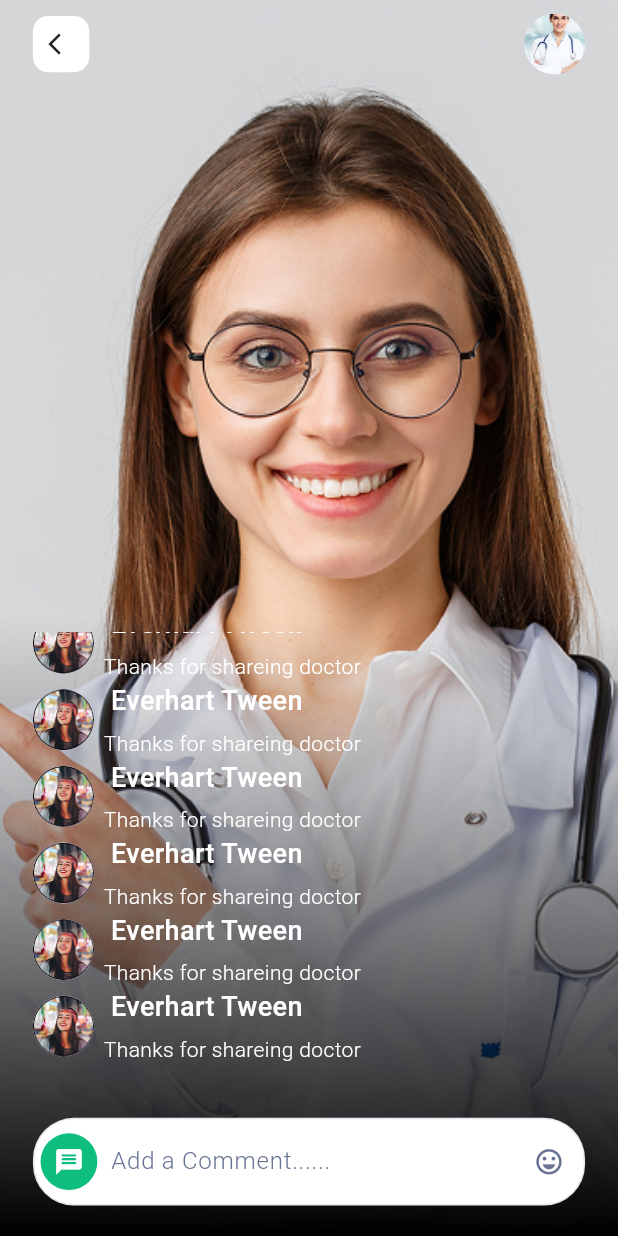
After one commit to zeyad-elaraby/doctor_hunt, a Flutter app: the LiveView screen opened by its route, on a phone screen of 412 x 824 dp. The commit adds this screen. Run offline on Flutter 3.47's test engine with Material 3 defaults, Android fonts, the phone set to English and light mode, and no system bars; our stand-ins replace cached_network_image, flutter_bloc, flutter_screenutil, flutter_svg, fluttertoast, shimmer and 1 more.

Commit message:
feat: add live view

```diff
--- /dev/null
+++ b/lib/core/components/custom_back_button.dart
@@ -0,0 +1,22 @@
+import 'package:doctor_hunt/core/utils/app_colors.dart';
+import 'package:flutter/material.dart';
+import 'package:flutter_screenutil/flutter_screenutil.dart';
+
+class CustomBackButton extends StatelessWidget {
+  const CustomBackButton({super.key});
+
+  @override
+  Widget build(BuildContext context) {
+    return InkWell(
+      onTap: () => Navigator.pop(context),
+      child: Container(
+        padding: EdgeInsets.all(10.r),
+        decoration: BoxDecoration(
+          color: AppColors.whiteColor,
+          borderRadius: BorderRadius.all(Radius.circular(10.r)),
+        ),
+        child: Icon(Icons.arrow_back_ios, size: 17.r),
+      ),
+    );
+  }
+}
--- a/lib/core/helper/route_manager.dart/route_generator.dart
+++ b/lib/core/helper/route_manager.dart/route_generator.dart
@@ -4,6 +4,7 @@ import 'package:doctor_hunt/features/authentication/presentation/views/login_vie
 import 'package:doctor_hunt/features/authentication/presentation/views/sign_up_view.dart';
 import 'package:doctor_hunt/features/home/presentation/views/bottom_nav_view.dart';
 import 'package:doctor_hunt/features/home/presentation/views/home_view.dart';
+import 'package:doctor_hunt/features/live/presentation/views/live_view.dart';
 import 'package:doctor_hunt/features/on_boarding/presentation/views/on_boarding_view.dart';
 import 'package:doctor_hunt/features/splash/presentation/views/splash_view.dart';
 import 'package:flutter/material.dart';
@@ -22,6 +23,8 @@ Route<dynamic> onGenerateRoutes(RouteSettings settings) {
       return MaterialPageRoute(builder: (context) => SignUpView());
     case AppRoutes.homeView:
       return MaterialPageRoute(builder: (context) => HomeView());
+    case AppRoutes.liveView:
+      return MaterialPageRoute(builder: (context) => LiveView());
     case AppRoutes.bottomNavView:
       return MaterialPageRoute(
         builder: (context) => BottomNavView(currentIndex: 0),
--- a/lib/core/helper/route_manager.dart/routes.dart
+++ b/lib/core/helper/route_manager.dart/routes.dart
@@ -6,4 +6,5 @@ class AppRoutes {
   static const String loginView = "loginView";
   static const String signUpView = "signUpView";
   static const String bottomNavView = "bottomNavView";
+  static const String liveView = "liveView";
 }
--- a/lib/core/utils/app_images.dart
+++ b/lib/core/utils/app_images.dart
@@ -46,6 +46,10 @@ class Assets {
   /// assets/images/home_bottom_nav_unselected.svg
   static const String imagesHomeBottomNavUnselected = "assets/images/home_bottom_nav_unselected.svg";
 
+  /// Assets for imagesLiveDeoctor2
+  /// assets/images/live_deoctor2.png
+  static const String imagesLiveDeoctor2 = "assets/images/live_deoctor2.png";
+
   /// Assets for imagesLiveDoctor
   /// assets/images/live_doctor.png
   static const String imagesLiveDoctor = "assets/images/live_doctor.png";
--- a/lib/core/utils/app_strings.dart
+++ b/lib/core/utils/app_strings.dart
@@ -30,4 +30,5 @@ class AppStrings {
   static const String live = "LIVE";
   static const String seeAll = "See all";
   static const String featureDoctor = "Feature Doctor";
+  static const String addComment = "Add a Comment......";
 }
--- a/lib/core/utils/app_text_styles.dart
+++ b/lib/core/utils/app_text_styles.dart
@@ -9,6 +9,11 @@ abstract class AppTextStyles {
   // FontSize 12
   static const TextStyle light12 = TextStyle(
     fontSize: 12,
+    fontWeight: FontWeight.w300,
+  );
+  // FontSize 14
+  static const TextStyle light14 = TextStyle(
+    fontSize: 14,
     fontWeight: FontWeight.w300,
   );
   // FontSize 16
--- a/lib/features/home/presentation/widgets/live_doctor_item.dart
+++ b/lib/features/home/presentation/widgets/live_doctor_item.dart
@@ -1,3 +1,4 @@
+import 'package:doctor_hunt/core/helper/route_manager.dart/routes.dart';
 import 'package:doctor_hunt/core/utils/app_colors.dart';
 import 'package:doctor_hunt/core/utils/app_images.dart';
 import 'package:doctor_hunt/core/utils/app_strings.dart';
@@ -10,7 +11,9 @@ class LiveDoctorItem extends StatelessWidget {
 
   @override
   Widget build(BuildContext context) {
-    return ClipRRect(
+    return InkWell(
+      onTap: () => Navigator.pushNamed(context, AppRoutes.liveView),
+      child: ClipRRect(
         borderRadius: BorderRadius.circular(6.r),
         child: Stack(
           children: [
@@ -55,7 +58,9 @@ class LiveDoctorItem extends StatelessWidget {
                     SizedBox(width: 2.w),
                     Text(
                       AppStrings.live,
-                    style: AppTextStyles.medium7.copyWith(color: Colors.white),
+                      style: AppTextStyles.medium7.copyWith(
+                        color: Colors.white,
+                      ),
                     ),
                   ],
                 ),
@@ -74,6 +79,7 @@ class LiveDoctorItem extends StatelessWidget {
             ),
           ],
         ),
+      ),
     );
   }
 }
--- /dev/null
+++ b/lib/features/live/presentation/views/live_view.dart
@@ -0,0 +1,109 @@
+import 'package:doctor_hunt/core/components/custom_back_button.dart';
+import 'package:doctor_hunt/core/components/custom_text_form_field.dart';
+import 'package:doctor_hunt/core/utils/app_colors.dart';
+import 'package:doctor_hunt/core/utils/app_images.dart';
+import 'package:doctor_hunt/core/utils/app_strings.dart';
+import 'package:doctor_hunt/core/utils/app_text_styles.dart';
+import 'package:doctor_hunt/features/home/presentation/widgets/live_doctor_item.dart';
+import 'package:doctor_hunt/features/live/presentation/widgets/live_comment_item.dart';
+import 'package:flutter/material.dart';
+import 'package:flutter_screenutil/flutter_screenutil.dart';
+
+class LiveView extends StatelessWidget {
+  const LiveView({super.key});
+
+  @override
+  Widget build(BuildContext context) {
+    return Scaffold(
+      body: SafeArea(
+        child: Stack(
+          children: [
+            Positioned.fill(
+              child: Image.asset(Assets.imagesLiveDeoctor2, fit: BoxFit.cover),
+            ),
+            Positioned.fill(
+              child: Container(
+                decoration: BoxDecoration(
+                  gradient: LinearGradient(
+                    begin: Alignment.topCenter,
+                    end: Alignment.bottomCenter,
+                    colors: [
+                      AppColors.transparentColor,
+                      AppColors.transparentColor,
+                      AppColors.blackColor,
+                    ],
+                  ),
+                ),
+              ),
+            ),
+            Positioned.fill(
+              child: Column(
+                children: [
+                  Padding(
+                    padding: EdgeInsetsDirectional.only(
+                      top: 9.h,
+                      start: 20.w,
+                      end: 20.w,
+                    ),
+                    child: Row(
+                      mainAxisAlignment: MainAxisAlignment.spaceBetween,
+                      children: [
+                        CustomBackButton(),
+                        CircleAvatar(
+                          radius: 20.r,
+                          backgroundImage: AssetImage(Assets.imagesLiveDoctor),
+                        ),
+                      ],
+                    ),
+                  ),
+                  Spacer(),
+                  Padding(
+                    padding: EdgeInsetsDirectional.symmetric(
+                      horizontal: 20.w,
+                      vertical: 20.h,
+                    ),
+                    child: Column(
+                      children: [
+                        SizedBox(
+                          height: MediaQuery.of(context).size.height * 0.35,
+                          child: ListView.builder(
+                            reverse: true,
+                            itemBuilder: (context, index) => LiveCommentItem(),
+                            itemCount: 10,
+                          ),
+                        ),
+                        SizedBox(height: 35.h),
+                        CustomTextField(
+                          borderRadius: 27.r,
+                          hintText: AppStrings.addComment,
+                          prefixIcon: Container(
+                            margin: EdgeInsets.all(5.r),
+                            decoration: BoxDecoration(
+                              color: AppColors.color0EBE7E,
+                              shape: BoxShape.circle,
+                              // borderRadius: BorderRadius.circular(27.r),
+                            ),
+                            child: Icon(
+                              Icons.message_rounded,
+                              color: AppColors.whiteColor,
+                              size: 20.r,
+                            ),
+                          ),
+                          suffixIcon: Icon(
+                            Icons.emoji_emotions_outlined,
+                            color: AppColors.color677294,
+                            size: 20.r,
+                          ),
+                        ),
+                      ],
+                    ),
+                  ),
+                ],
+              ),
+            ),
+          ],
+        ),
+      ),
+    );
+  }
+}
--- /dev/null
+++ b/lib/features/live/presentation/widgets/live_comment_item.dart
@@ -0,0 +1,40 @@
+import 'package:doctor_hunt/core/utils/app_colors.dart';
+import 'package:doctor_hunt/core/utils/app_images.dart';
+import 'package:doctor_hunt/core/utils/app_text_styles.dart';
+import 'package:flutter/material.dart';
+import 'package:flutter_screenutil/flutter_screenutil.dart';
+
+class LiveCommentItem extends StatelessWidget {
+  const LiveCommentItem({super.key});
+
+  @override
+  Widget build(BuildContext context) {
+    return Row(
+      children: [
+        CircleAvatar(
+          radius: 20.r,
+          backgroundImage: AssetImage(Assets.imagesClientImage),
+        ),
+        SizedBox(width: 6.w),
+        Column(
+          crossAxisAlignment: CrossAxisAlignment.start,
+          children: [
+            Text(
+              " Everhart Tween",
+              style: AppTextStyles.medium18.copyWith(
+                color: AppColors.whiteColor,
+              ),
+            ),
+            SizedBox(height: 5.h),
+            Text(
+              "Thanks for shareing doctor",
+              style: AppTextStyles.light14.copyWith(
+                color: AppColors.whiteColor,
+              ),
+            ),
+          ],
+        ),
+      ],
+    );
+  }
+}
```
Also changed, not shown: assets/images/live_deoctor2.png (added). Lines whose indentation alone changed are shown as unchanged.
